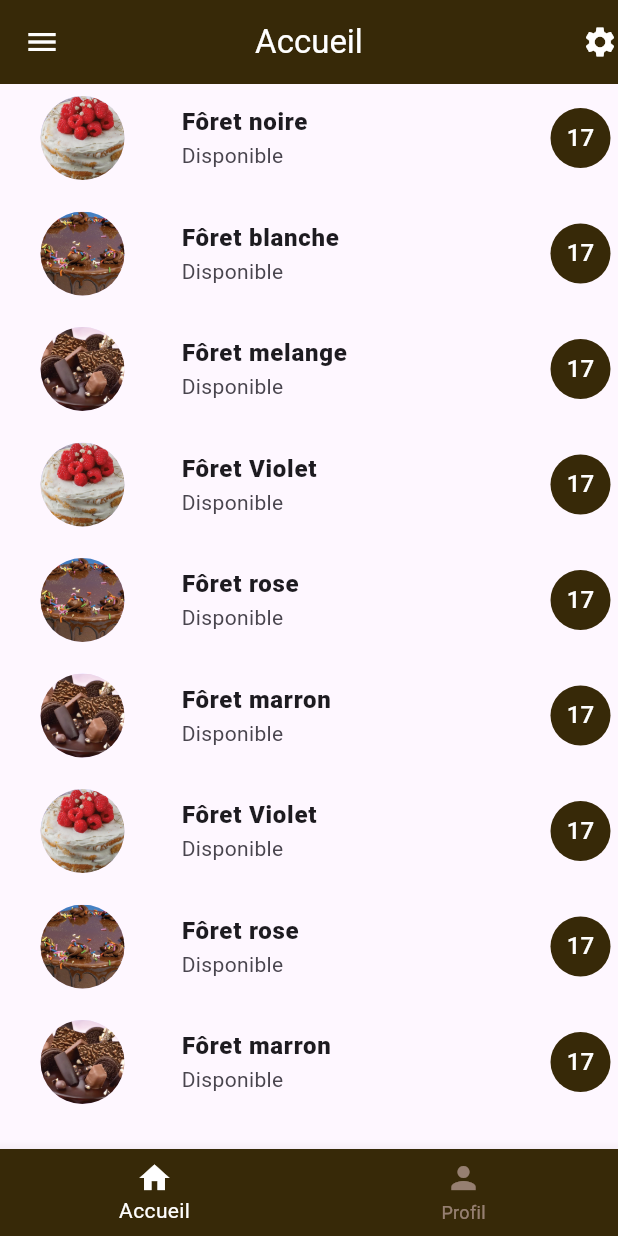
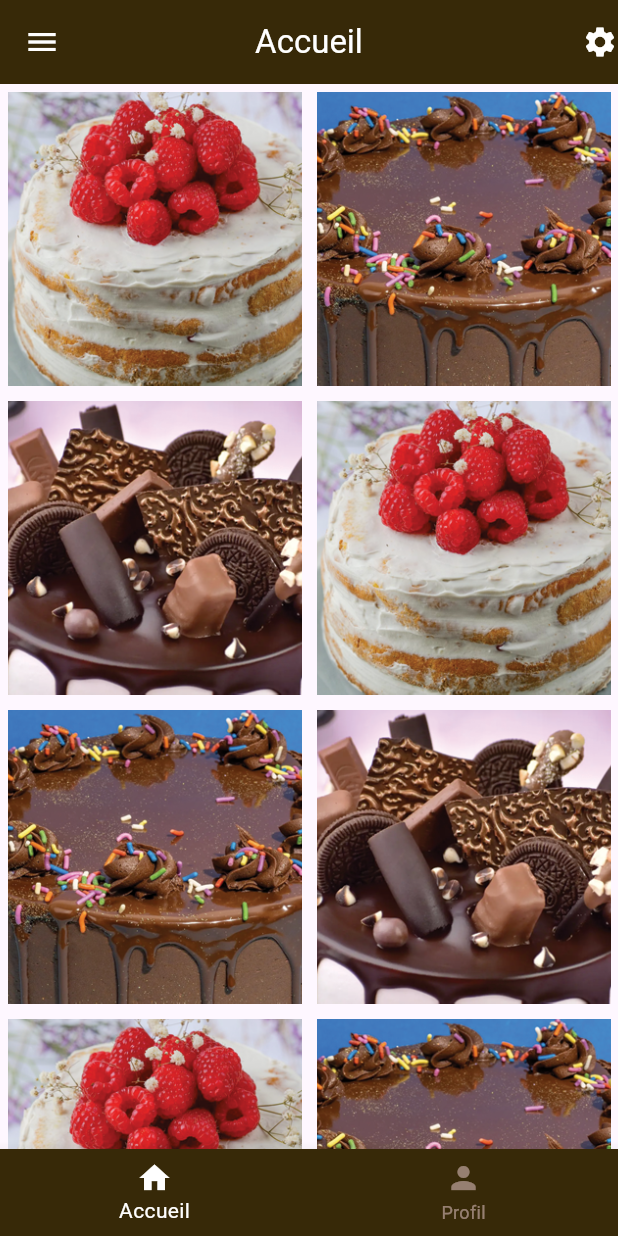
Before and after one commit to lifpro/cake_client_app, a Flutter app: the screen it shows after launch, on a phone screen of 412 x 824 dp. Run offline on Flutter 3.47's test engine with Material 3 defaults, Android fonts, the phone set to English and light mode, and no system bars.

Commit message:
GridView

```diff
--- a/lib/home/home.dart
+++ b/lib/home/home.dart
@@ -1,5 +1,4 @@
 import 'package:cake_client_app/data/cakes_data.dart';
-import 'package:cake_client_app/utils/contantes.dart';
 import 'package:flutter/material.dart';
 
 class HomePage extends StatefulWidget {
@@ -35,31 +34,53 @@ class _HomePageState extends State<HomePage> {
           actions: [
             Icon(Icons.settings),
           ]),
-      body: ListView.separated(
-          // itemBuilder: (context, index) => CakeCard(
-          //     cake: cakes[index],
-          itemBuilder: (context, index) => ListTile(
-                leading: CircleAvatar(
-                  backgroundImage:
-                      AssetImage('assets/images/${cakes[index].image}'),
-                  radius: 50,
-                ),
-                title: Text(
-                  cakes[index].name,
-                  style: TextStyle(fontWeight: FontWeight.w900),
-                ),
-                subtitle: Text('Disponible'),
-                trailing: CircleAvatar(
-                  foregroundColor: Colors.white,
-                  backgroundColor: myPrimatyColor,
-                  child: Text('17'),
-                ),
-                contentPadding: EdgeInsets.fromLTRB(5, 0, 5, 0),
-              ),
-          separatorBuilder: (context, index) => SizedBox(
-                height: 5,
-              ),
-          itemCount: cakes.length),
+      body: Container(
+        child: GridView(
+          gridDelegate:
+              SliverGridDelegateWithFixedCrossAxisCount(crossAxisCount: 2),
+          children: cakes
+              .map((c) => Container(
+                    width: double.infinity,
+                    margin: EdgeInsets.all(5),
+                    child: Image.asset(
+                      'assets/images/${c.image}',
+                      fit: BoxFit.cover,
+                    ),
+                  ))
+              .toList(),
+        ),
+      ),
+      // body: ListView.separated(
+      //     // itemBuilder: (context, index) => CakeCard(
+      //     //     cake: cakes[index],
+      //     itemBuilder: (context, index) => ListTile(
+      //           leading: CircleAvatar(
+      //             backgroundImage:
+      //                 AssetImage('assets/images/${cakes[index].image}'),
+      //           ),
+      //           title: Text(
+      //             cakes[index].name,
+      //             style: TextStyle(fontWeight: FontWeight.w900),
+      //           ),
+      //           subtitle: Text('Disponible'),
+      //           // trailing: CircleAvatar(
+      //           //   foregroundColor: Colors.white,
+      //           //   backgroundColor: myPrimatyColor,
+      //           //   child: Text('17'),
+      //           // ),
+      //           trailing: Checkbox(
+      //             tristate: true,
+      //             activeColor: myPrimatyColor,
+      //             checkColor: Colors.white,
+      //             onChanged: (bool? value) => switchChecked(cakes[index]),
+      //             value: cakes[index].checked,
+      //           ),
+      //           contentPadding: EdgeInsets.fromLTRB(5, 0, 5, 0),
+      //         ),
+      //     separatorBuilder: (context, index) => SizedBox(
+      //           height: 5,
+      //         ),
+      //     itemCount: cakes.length),
       // body: ListView(children: [
       //   CakeCard(
       //       name: 'Gateau 1',
```
